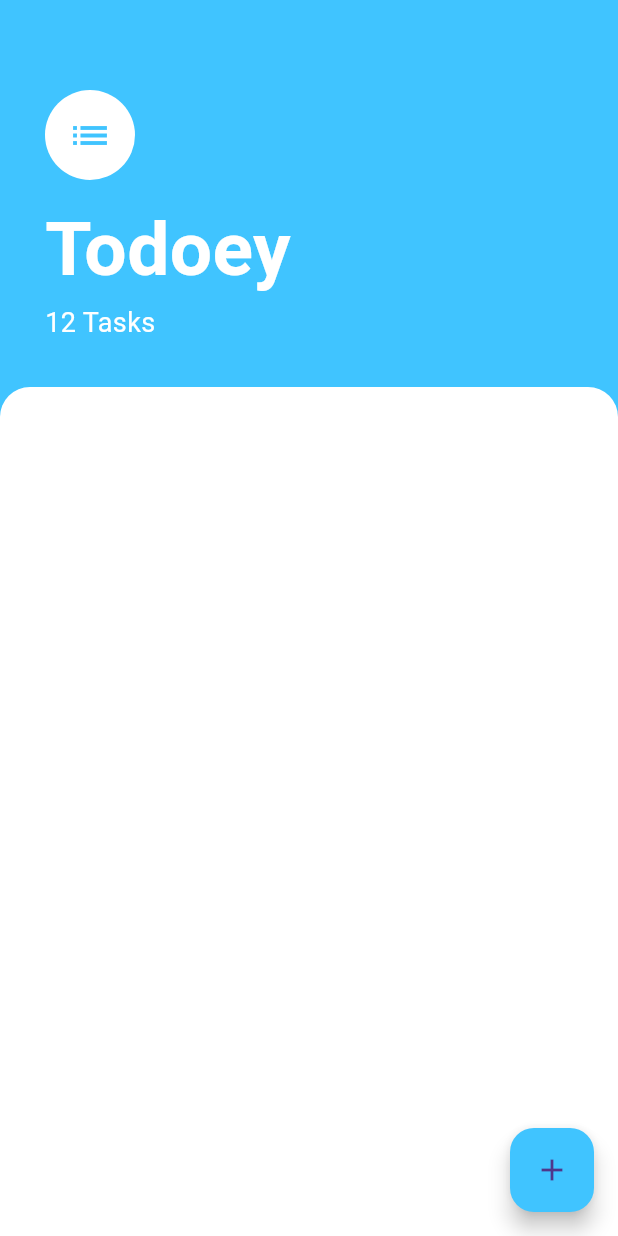
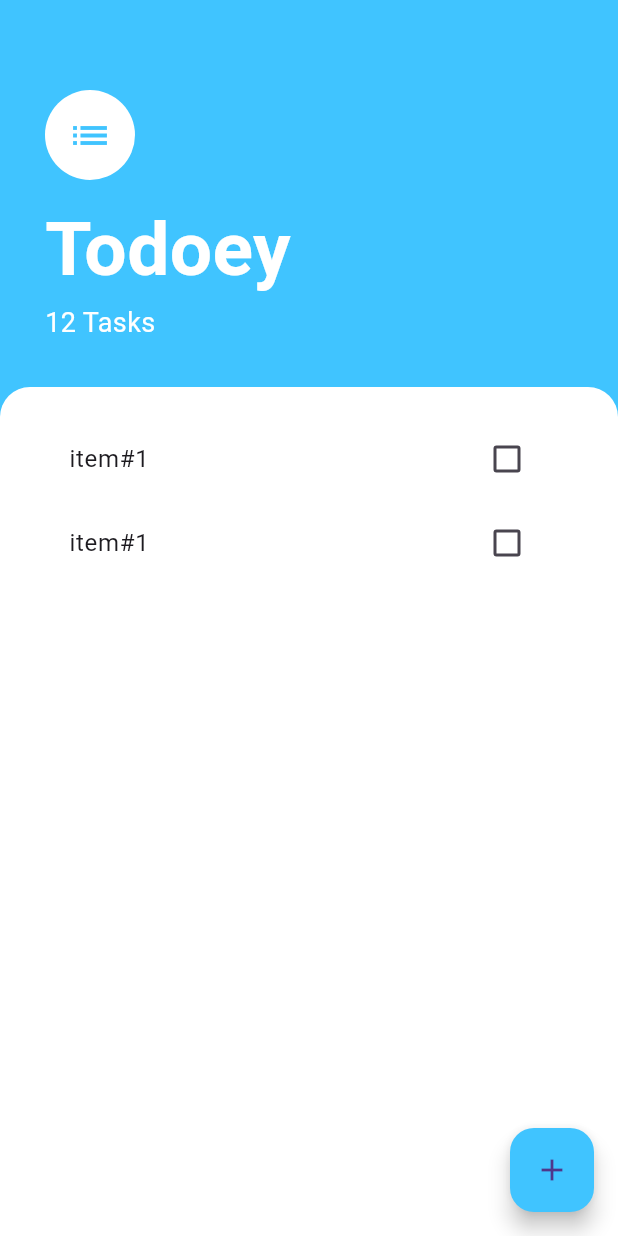
Before and after one commit to aggie2013/training-todey, a Flutter app: the screen it shows after launch, on a phone screen of 412 x 824 dp. Run offline on Flutter 3.47's test engine with Material 3 defaults, Android fonts, the phone set to English and light mode, and no system bars.

Commit message:
add ListView for task list

```diff
--- a/lib/screens/task_screen.dart
+++ b/lib/screens/task_screen.dart
@@ -1,4 +1,5 @@
 import 'package:flutter/material.dart';
+import 'package:todoey_flutter/widgets/task_list.dart';
 
 class TaskScreen extends StatelessWidget {
   @override
@@ -52,6 +53,7 @@ class TaskScreen extends StatelessWidget {
                   topRight: Radius.circular(20),
                 ),
               ),
+              child: TaskList(),
             ),
           ),
         ],
--- /dev/null
+++ b/lib/widgets/task_list.dart
@@ -0,0 +1,19 @@
+import 'package:flutter/material.dart';
+import 'package:todoey_flutter/widgets/task_tile.dart';
+
+class TaskList extends StatelessWidget {
+  const TaskList({
+    super.key,
+  });
+
+  @override
+  Widget build(BuildContext context) {
+    return ListView(
+      padding: EdgeInsets.symmetric(vertical: 20, horizontal: 30),
+      children: [
+        TaskTile(),
+        TaskTile(),
+      ],
+    );
+  }
+}
--- /dev/null
+++ b/lib/widgets/task_tile.dart
@@ -0,0 +1,16 @@
+import 'package:flutter/material.dart';
+
+class TaskTile extends StatelessWidget {
+  const TaskTile({
+    super.key,
+  });
+
+  @override
+  Widget build(BuildContext context) {
+    return CheckboxListTile(
+      title: Text('item#1'),
+      value: false,
+      onChanged: (bool? value) {},
+    );
+  }
+}
```
